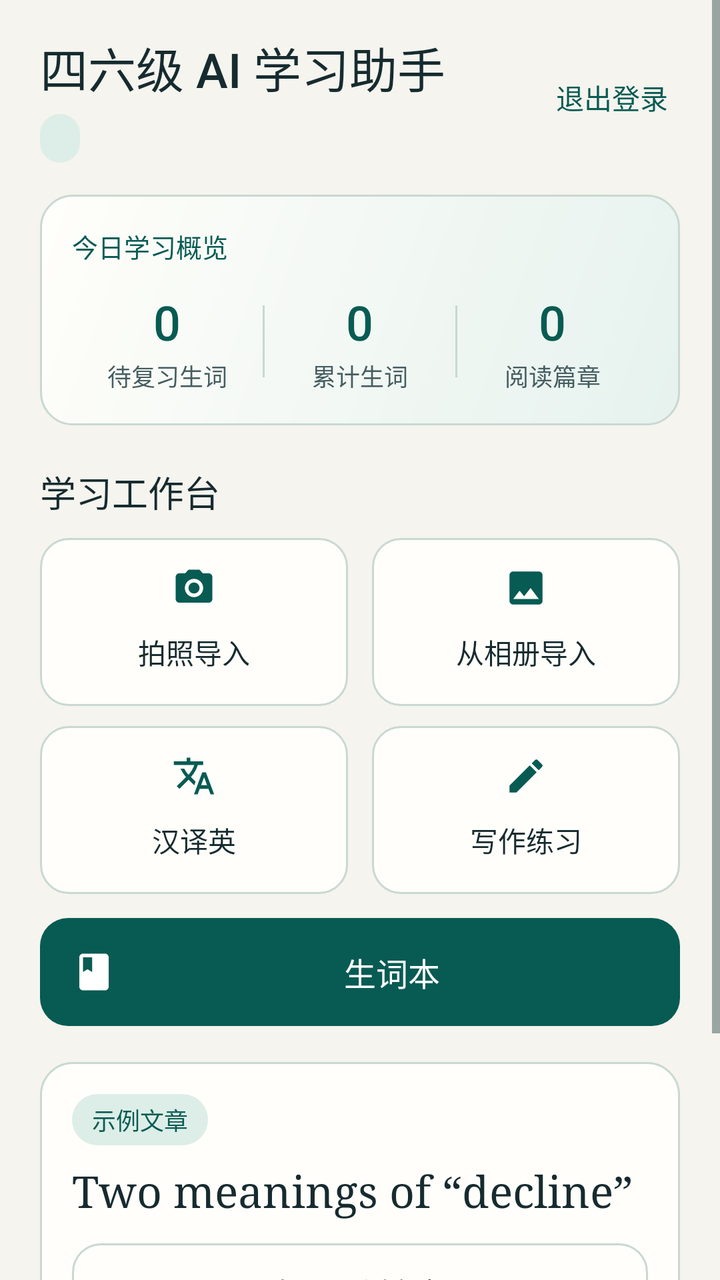
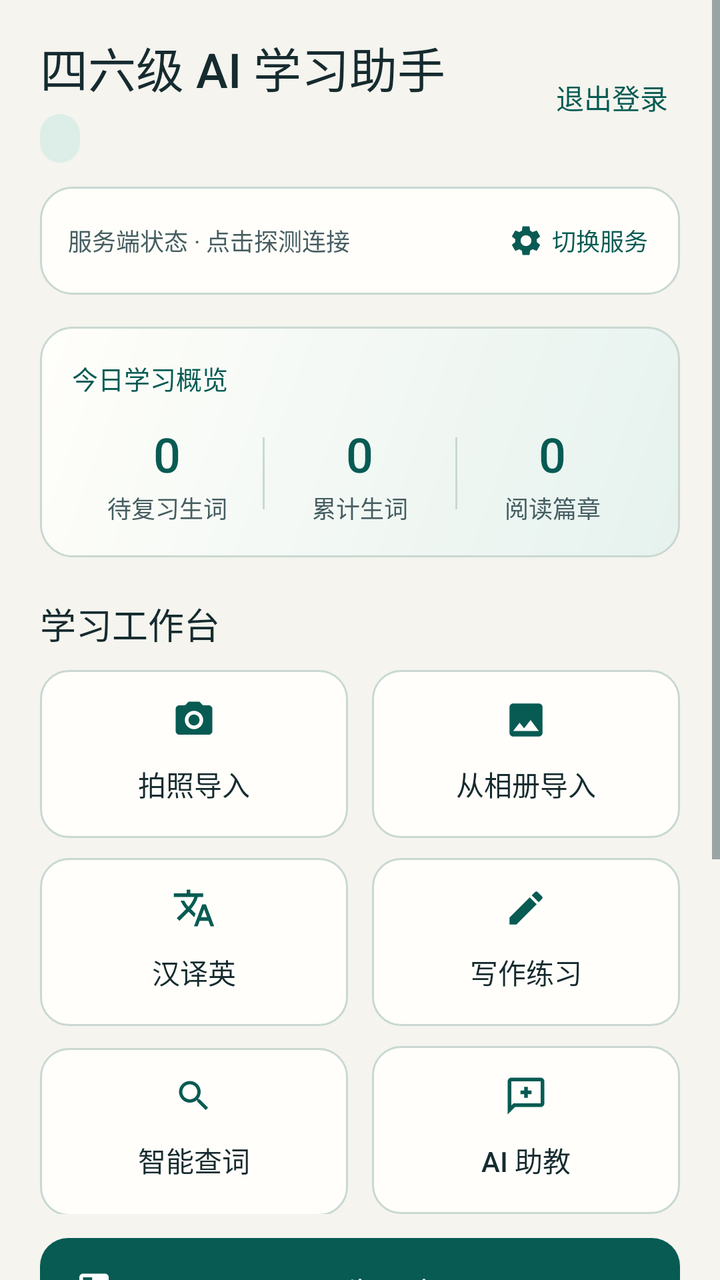

Compare the two renders of this Android layout. The source of the first and the diff that turns it into the second are given below.
<!-- AndroidManifest.xml: application theme Theme.CetStudy -->
<!-- res/layout/screen_home.xml -->
<ScrollView xmlns:android="http://schemas.android.com/apk/res/android"
    android:layout_width="match_parent"
    android:layout_height="match_parent"
    android:fillViewport="true">

    <LinearLayout
        android:layout_width="match_parent"
        android:layout_height="wrap_content"
        android:orientation="vertical"
        android:paddingStart="20dp"
        android:paddingTop="16dp"
        android:paddingEnd="20dp"
        android:paddingBottom="28dp">

        
        <LinearLayout
            android:layout_width="match_parent"
            android:layout_height="wrap_content"
            android:gravity="center_vertical"
            android:orientation="horizontal">

            <LinearLayout
                android:layout_width="0dp"
                android:layout_height="wrap_content"
                android:layout_weight="1"
                android:orientation="vertical">

                <TextView
                    style="@style/StudyHeading"
                    android:layout_width="wrap_content"
                    android:layout_height="wrap_content"
                    android:text="@string/app_name"
                    android:textSize="24sp" />

                <LinearLayout
                    android:layout_width="wrap_content"
                    android:layout_height="wrap_content"
                    android:layout_marginTop="6dp"
                    android:gravity="center_vertical"
                    android:orientation="horizontal">

                    <TextView
                        android:id="@+id/current_student"
                        style="@style/StudyBadge"
                        android:layout_width="wrap_content"
                        android:layout_height="wrap_content"
                        android:maxLines="1"
                        android:ellipsize="end" />

                    <TextView
                        android:id="@+id/home_connection_badge"
                        style="@style/StudyCaption"
                        android:layout_width="wrap_content"
                        android:layout_height="wrap_content"
                        android:layout_marginStart="8dp"
                        android:background="@drawable/pill"
                        android:paddingStart="8dp"
                        android:paddingTop="3dp"
                        android:paddingEnd="8dp"
                        android:paddingBottom="3dp"
                        android:textSize="11sp"
                        android:visibility="gone" />
                </LinearLayout>
            </LinearLayout>

            <Button
                android:id="@+id/home_server_settings"
                style="@style/StudyTextButton"
                android:layout_width="wrap_content"
                android:layout_height="wrap_content"
                android:minWidth="0dp"
                android:paddingStart="8dp"
                android:paddingEnd="8dp"
                android:text="@string/server_settings"
                android:textSize="12sp"
                android:visibility="gone" />

            <Button
                android:id="@+id/logout"
                style="@style/StudyTextButton"
                android:layout_width="wrap_content"
                android:layout_height="wrap_content"
                android:minWidth="0dp"
                android:paddingStart="10dp"
                android:paddingEnd="6dp"
                android:text="@string/logout" />
        </LinearLayout>

        
        <LinearLayout
            android:layout_width="match_parent"
            android:layout_height="wrap_content"
            android:layout_marginTop="16dp"
            android:background="@drawable/stat_card"
            android:orientation="vertical"
            android:padding="16dp">

            <TextView
                style="@style/StudyCaption"
                android:layout_width="match_parent"
                android:layout_height="wrap_content"
                android:fontFamily="sans-serif-medium"
                android:text="@string/home_dashboard_title"
                android:textColor="@color/accent"
                android:textSize="13sp" />

            <LinearLayout
                android:layout_width="match_parent"
                android:layout_height="wrap_content"
                android:layout_marginTop="12dp"
                android:baselineAligned="false"
                android:orientation="horizontal">

                <LinearLayout
                    android:layout_width="0dp"
                    android:layout_height="wrap_content"
                    android:layout_weight="1"
                    android:gravity="center"
                    android:orientation="vertical">

                    <TextView
                        android:id="@+id/home_stat_due_count"
                        style="@style/StudyStatValue"
                        android:layout_width="wrap_content"
                        android:layout_height="wrap_content"
                        android:text="0" />

                    <TextView
                        style="@style/StudyStatLabel"
                        android:layout_width="wrap_content"
                        android:layout_height="wrap_content"
                        android:text="@string/home_stat_due" />
                </LinearLayout>

                <View
                    android:layout_width="1dp"
                    android:layout_height="36dp"
                    android:layout_gravity="center_vertical"
                    android:background="@color/outline" />

                <LinearLayout
                    android:layout_width="0dp"
                    android:layout_height="wrap_content"
                    android:layout_weight="1"
                    android:gravity="center"
                    android:orientation="vertical">

                    <TextView
                        android:id="@+id/home_stat_total_vocab"
                        style="@style/StudyStatValue"
                        android:layout_width="wrap_content"
                        android:layout_height="wrap_content"
                        android:text="0" />

                    <TextView
                        style="@style/StudyStatLabel"
                        android:layout_width="wrap_content"
                        android:layout_height="wrap_content"
                        android:text="@string/home_stat_vocab" />
                </LinearLayout>

                <View
                    android:layout_width="1dp"
                    android:layout_height="36dp"
                    android:layout_gravity="center_vertical"
                    android:background="@color/outline" />

                <LinearLayout
                    android:layout_width="0dp"
                    android:layout_height="wrap_content"
                    android:layout_weight="1"
                    android:gravity="center"
                    android:orientation="vertical">

                    <TextView
                        android:id="@+id/home_stat_articles_count"
                        style="@style/StudyStatValue"
                        android:layout_width="wrap_content"
                        android:layout_height="wrap_content"
                        android:text="0" />

                    <TextView
                        style="@style/StudyStatLabel"
                        android:layout_width="wrap_content"
                        android:layout_height="wrap_content"
                        android:text="@string/home_stat_articles" />
                </LinearLayout>
            </LinearLayout>
        </LinearLayout>

        
        <TextView
            style="@style/StudySectionTitle"
            android:layout_width="match_parent"
            android:layout_height="wrap_content"
            android:layout_marginTop="20dp"
            android:text="@string/home_quick_actions" />

        <LinearLayout
            android:layout_width="match_parent"
            android:layout_height="wrap_content"
            android:layout_marginTop="10dp"
            android:orientation="horizontal">

            <Button
                android:id="@+id/capture_import"
                style="@style/StudySecondaryButton"
                android:layout_width="0dp"
                android:layout_height="84dp"
                android:layout_marginEnd="6dp"
                android:layout_weight="1"
                android:drawableTop="@drawable/ic_camera"
                android:drawablePadding="6dp"
                android:gravity="center"
                android:paddingTop="14dp"
                android:paddingBottom="12dp"
                android:text="@string/capture_import" />

            <Button
                android:id="@+id/pick_import"
                style="@style/StudySecondaryButton"
                android:layout_width="0dp"
                android:layout_height="84dp"
                android:layout_marginStart="6dp"
                android:layout_weight="1"
                android:drawableTop="@drawable/ic_gallery"
                android:drawablePadding="6dp"
                android:gravity="center"
                android:paddingTop="14dp"
                android:paddingBottom="12dp"
                android:text="@string/pick_import" />
        </LinearLayout>

        <LinearLayout
            android:layout_width="match_parent"
            android:layout_height="wrap_content"
            android:layout_marginTop="10dp"
            android:orientation="horizontal">

            <Button
                android:id="@+id/open_translation"
                style="@style/StudySecondaryButton"
                android:layout_width="0dp"
                android:layout_height="84dp"
                android:layout_marginEnd="6dp"
                android:layout_weight="1"
                android:drawableTop="@drawable/ic_translate"
                android:drawablePadding="6dp"
                android:gravity="center"
                android:paddingTop="14dp"
                android:paddingBottom="12dp"
                android:text="@string/translation_title" />

            <Button
                android:id="@+id/open_writing"
                style="@style/StudySecondaryButton"
                android:layout_width="0dp"
                android:layout_height="84dp"
                android:layout_marginStart="6dp"
                android:layout_weight="1"
                android:drawableTop="@drawable/ic_edit"
                android:drawablePadding="6dp"
                android:gravity="center"
                android:paddingTop="14dp"
                android:paddingBottom="12dp"
                android:text="@string/writing_title" />
        </LinearLayout>

        
        <Button
            android:id="@+id/open_vocabulary"
            style="@style/StudyPrimaryButton"
            android:layout_width="match_parent"
            android:layout_height="54dp"
            android:layout_marginTop="12dp"
            android:drawableStart="@drawable/ic_book"
            android:drawablePadding="10dp"
            android:drawableTint="@color/on_accent"
            android:gravity="center"
            android:text="@string/vocabulary"
            android:textSize="16sp" />

        
        <LinearLayout
            android:layout_width="match_parent"
            android:layout_height="wrap_content"
            android:layout_marginTop="18dp"
            android:background="@drawable/card"
            android:orientation="vertical"
            android:padding="16dp">

            <TextView
                style="@style/StudyBadge"
                android:layout_width="wrap_content"
                android:layout_height="wrap_content"
                android:text="@string/example_article" />

            <TextView
                android:layout_width="match_parent"
                android:layout_height="wrap_content"
                android:layout_marginTop="8dp"
                android:fontFamily="serif"
                android:text="@string/article_title"
                android:textColor="@color/ink"
                android:textSize="22sp" />

            <Button
                android:id="@+id/open_article"
                style="@style/StudySecondaryButton"
                android:layout_width="match_parent"
                android:layout_height="wrap_content"
                android:layout_marginTop="12dp"
                android:text="@string/open_article" />
        </LinearLayout>

        <TextView
            android:id="@+id/home_status"
            style="@style/StudyCaption"
            android:layout_width="match_parent"
            android:layout_height="wrap_content"
            android:layout_marginTop="12dp"
            android:accessibilityLiveRegion="polite"
            android:visibility="gone" />

        
        <TextView
            style="@style/StudySectionTitle"
            android:layout_width="match_parent"
            android:layout_height="wrap_content"
            android:layout_marginTop="22dp"
            android:text="@string/my_articles" />

        <TextView
            android:id="@+id/articles_status"
            style="@style/StudyCaption"
            android:layout_width="match_parent"
            android:layout_height="wrap_content"
            android:layout_marginTop="8dp"
            android:accessibilityLiveRegion="polite" />

        <Button
            android:id="@+id/articles_retry"
            style="@style/StudyTextButton"
            android:layout_width="wrap_content"
            android:layout_height="wrap_content"
            android:text="@string/retry"
            android:visibility="gone" />

        <LinearLayout
            android:id="@+id/imported_articles"
            android:layout_width="match_parent"
            android:layout_height="wrap_content"
            android:layout_marginTop="4dp"
            android:orientation="vertical" />
    </LinearLayout>
</ScrollView>
<!-- resources referenced by this layout -->
<resources>
  <color name="accent">#075B53</color>
  <color name="ink">#162B2F</color>
  <color name="on_accent">#FFFFFF</color>
  <color name="outline">#C9D8D2</color>
  <string name="app_name">四六级 AI 学习助手</string>
  <string name="article_title">Two meanings of “decline”</string>
  <string name="capture_import">拍照导入</string>
  <string name="example_article">示例文章</string>
  <string name="home_dashboard_title">今日学习概览</string>
  <string name="home_quick_actions">学习工作台</string>
  <string name="home_stat_articles">阅读篇章</string>
  <string name="home_stat_due">待复习生词</string>
  <string name="home_stat_vocab">累计生词</string>
  <string name="logout">退出登录</string>
  <string name="my_articles">我的材料</string>
  <string name="open_article">打开示例文章</string>
  <string name="pick_import">从相册导入</string>
  <string name="retry">重试</string>
  <string name="server_settings">设置服务端地址</string>
  <string name="translation_title">汉译英</string>
  <string name="vocabulary">生词本</string>
  <string name="writing_title">写作练习</string>
  <style name="StudyHeading" parent="StudyHeading.Base" />
  <color name="surface">#FFFEFA</color>
  <color name="tone">#E3EEE8</color>
  <color name="accent_soft">#E6F2EE</color>
  <color name="badge_text">#075B53</color>
  <color name="muted">#455D60</color>
  <color name="badge_bg">#DCEEE7</color>
  <color name="paper">#F5F4EE</color>
  <color name="ripple">#26075B53</color>
  <!-- unchanged entries left out for length: 22 -->
</resources>

<!-- the commit's change to res/layout/screen_home.xml (unified diff, before → after) -->
@@ -90,6 +90,45 @@
         <LinearLayout
             android:layout_width="match_parent"
             android:layout_height="wrap_content"
+            android:layout_marginTop="12dp"
+            android:background="@drawable/card"
+            android:gravity="center_vertical"
+            android:orientation="horizontal"
+            android:paddingStart="14dp"
+            android:paddingTop="8dp"
+            android:paddingEnd="8dp"
+            android:paddingBottom="8dp">
+
+            <TextView
+                android:id="@+id/home_server_status"
+                style="@style/StudyCaption"
+                android:layout_width="0dp"
+                android:layout_height="wrap_content"
+                android:layout_weight="1"
+                android:ellipsize="end"
+                android:maxLines="2"
+                android:text="@string/home_server_status_default"
+                android:textSize="12sp" />
+
+            <Button
+                android:id="@+id/home_settings"
+                style="@style/StudyTextButton"
+                android:layout_width="wrap_content"
+                android:layout_height="wrap_content"
+                android:drawableStart="@drawable/ic_settings"
+                android:drawablePadding="4dp"
+                android:minWidth="0dp"
+                android:minHeight="36dp"
+                android:paddingStart="8dp"
+                android:paddingEnd="8dp"
+                android:text="@string/home_server_switch"
+                android:textSize="12sp" />
+        </LinearLayout>
+
+        
+        <LinearLayout
+            android:layout_width="match_parent"
+            android:layout_height="wrap_content"
             android:layout_marginTop="16dp"
             android:background="@drawable/stat_card"
             android:orientation="vertical"
@@ -264,6 +303,43 @@
                 android:paddingTop="14dp"
                 android:paddingBottom="12dp"
                 android:text="@string/writing_title" />
+        </LinearLayout>
+
+        <LinearLayout
+            android:layout_width="match_parent"
+            android:layout_height="wrap_content"
+            android:layout_marginTop="10dp"
+            android:orientation="horizontal">
+
+            <Button
+                android:id="@+id/open_dictionary"
+                style="@style/StudySecondaryButton"
+                android:layout_width="0dp"
+                android:layout_height="84dp"
+                android:layout_marginEnd="6dp"
+                android:layout_weight="1"
+                android:drawableTop="@drawable/ic_search"
+                android:drawableTint="@color/accent"
+                android:drawablePadding="6dp"
+                android:gravity="center"
+                android:paddingTop="14dp"
+                android:paddingBottom="12dp"
+                android:text="@string/open_dictionary" />
+
+            <Button
+                android:id="@+id/open_tutor"
+                style="@style/StudySecondaryButton"
+                android:layout_width="0dp"
+                android:layout_height="84dp"
+                android:layout_marginStart="6dp"
+                android:layout_weight="1"
+                android:drawableTop="@drawable/ic_tutor"
+                android:drawableTint="@color/accent"
+                android:drawablePadding="6dp"
+                android:gravity="center"
+                android:paddingTop="14dp"
+                android:paddingBottom="12dp"
+                android:text="@string/open_tutor" />
         </LinearLayout>
 
         
<!-- resource entries referenced after the edit -->
@@ -4,18 +4,52 @@
   <color name="ink">#162B2F</color>
   <color name="on_accent">#FFFFFF</color>
   <color name="outline">#C9D8D2</color>
+  <!-- drawable ic_search (drawable) -->
+  <vector xmlns:android="http://schemas.android.com/apk/res/android"
+      android:width="20dp"
+      android:height="20dp"
+      android:viewportWidth="24"
+      android:viewportHeight="24">
+      <path
+          android:fillColor="@color/muted"
+          android:pathData="M15.5,14H14.71L14.43,13.73C15.41,12.59 16,11.11 16,9.5C16,5.91 13.09,3 9.5,3C5.91,3 3,5.91 3,9.5C3,13.09 5.91,16 9.5,16C11.11,16 12.59,15.41 13.73,14.43L14,14.71V15.5L19,20.49L20.49,19L15.5,14ZM9.5,14C7.01,14 5,11.99 5,9.5C5,7.01 7.01,5 9.5,5C11.99,5 14,7.01 14,9.5C14,11.99 11.99,14 9.5,14Z" />
+  </vector>
+  <!-- drawable ic_settings (drawable) -->
+  <vector xmlns:android="http://schemas.android.com/apk/res/android"
+      android:width="18dp"
+      android:height="18dp"
+      android:viewportWidth="24"
+      android:viewportHeight="24">
+      <path
+          android:fillColor="@color/accent"
+          android:pathData="M19.14,12.94C19.18,12.64 19.2,12.33 19.2,12C19.2,11.68 19.18,11.36 19.13,11.06L21.16,9.48C21.34,9.34 21.39,9.07 21.28,8.87L19.36,5.55C19.24,5.33 18.99,5.26 18.77,5.33L16.38,6.29C15.88,5.91 15.35,5.59 14.76,5.35L14.4,2.81C14.36,2.57 14.16,2.4 13.92,2.4H10.08C9.84,2.4 9.65,2.57 9.61,2.81L9.25,5.35C8.66,5.59 8.12,5.92 7.63,6.29L5.24,5.33C5.02,5.25 4.77,5.33 4.65,5.55L2.74,8.87C2.62,9.08 2.66,9.34 2.86,9.48L4.89,11.06C4.84,11.36 4.8,11.69 4.8,12C4.8,12.31 4.82,12.64 4.87,12.94L2.84,14.52C2.66,14.66 2.61,14.93 2.72,15.13L4.64,18.45C4.76,18.67 5.01,18.74 5.23,18.67L7.62,17.71C8.12,18.09 8.65,18.41 9.24,18.65L9.6,21.19C9.65,21.43 9.84,21.6 10.08,21.6H13.92C14.16,21.6 14.36,21.43 14.39,21.19L14.75,18.65C15.34,18.41 15.88,18.09 16.37,17.71L18.76,18.67C18.98,18.75 19.23,18.67 19.35,18.45L21.27,15.13C21.39,14.91 21.34,14.66 21.15,14.52L19.14,12.94ZM12,15.6C10.02,15.6 8.4,13.98 8.4,12C8.4,10.02 10.02,8.4 12,8.4C13.98,8.4 15.6,10.02 15.6,12C15.6,13.98 13.98,15.6 12,15.6Z" />
+  </vector>
+  <!-- drawable ic_tutor (drawable) -->
+  <vector xmlns:android="http://schemas.android.com/apk/res/android"
+      android:width="22dp"
+      android:height="22dp"
+      android:viewportWidth="24"
+      android:viewportHeight="24">
+      <path
+          android:fillColor="#FFFFFFFF"
+          android:pathData="M20,2H4C2.9,2 2,2.9 2,4V22L6,18H20C21.1,18 22,17.1 22,16V4C22,2.9 21.1,2 20,2ZM20,16H5.17L4,17.17V4H20V16ZM11,13H13V11H15V9H13V7H11V9H9V11H11V13Z" />
+  </vector>
   <string name="app_name">四六级 AI 学习助手</string>
   <string name="article_title">Two meanings of “decline”</string>
   <string name="capture_import">拍照导入</string>
   <string name="example_article">示例文章</string>
   <string name="home_dashboard_title">今日学习概览</string>
   <string name="home_quick_actions">学习工作台</string>
+  <string name="home_server_status_default">服务端状态 · 点击探测连接</string>
+  <string name="home_server_switch">切换服务</string>
   <string name="home_stat_articles">阅读篇章</string>
   <string name="home_stat_due">待复习生词</string>
   <string name="home_stat_vocab">累计生词</string>
   <string name="logout">退出登录</string>
   <string name="my_articles">我的材料</string>
   <string name="open_article">打开示例文章</string>
+  <string name="open_dictionary">智能查词</string>
+  <string name="open_tutor">AI 助教</string>
   <string name="pick_import">从相册导入</string>
   <string name="retry">重试</string>
   <string name="server_settings">设置服务端地址</string>
